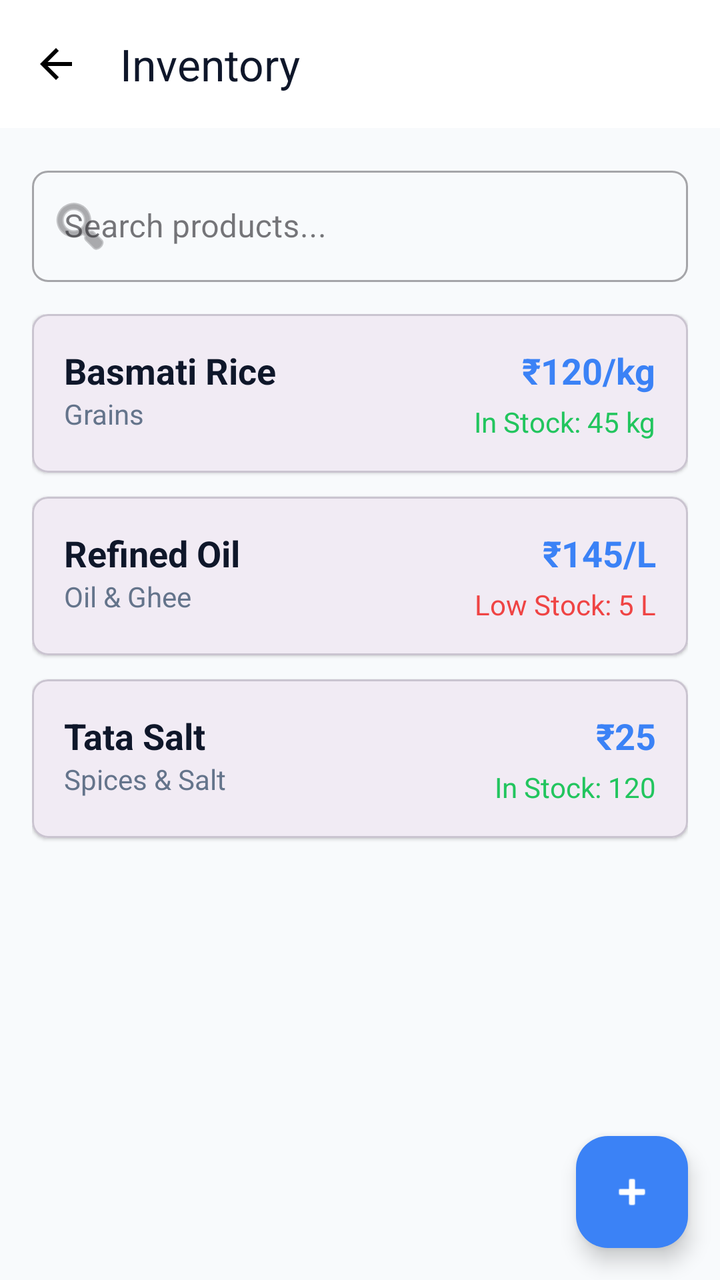
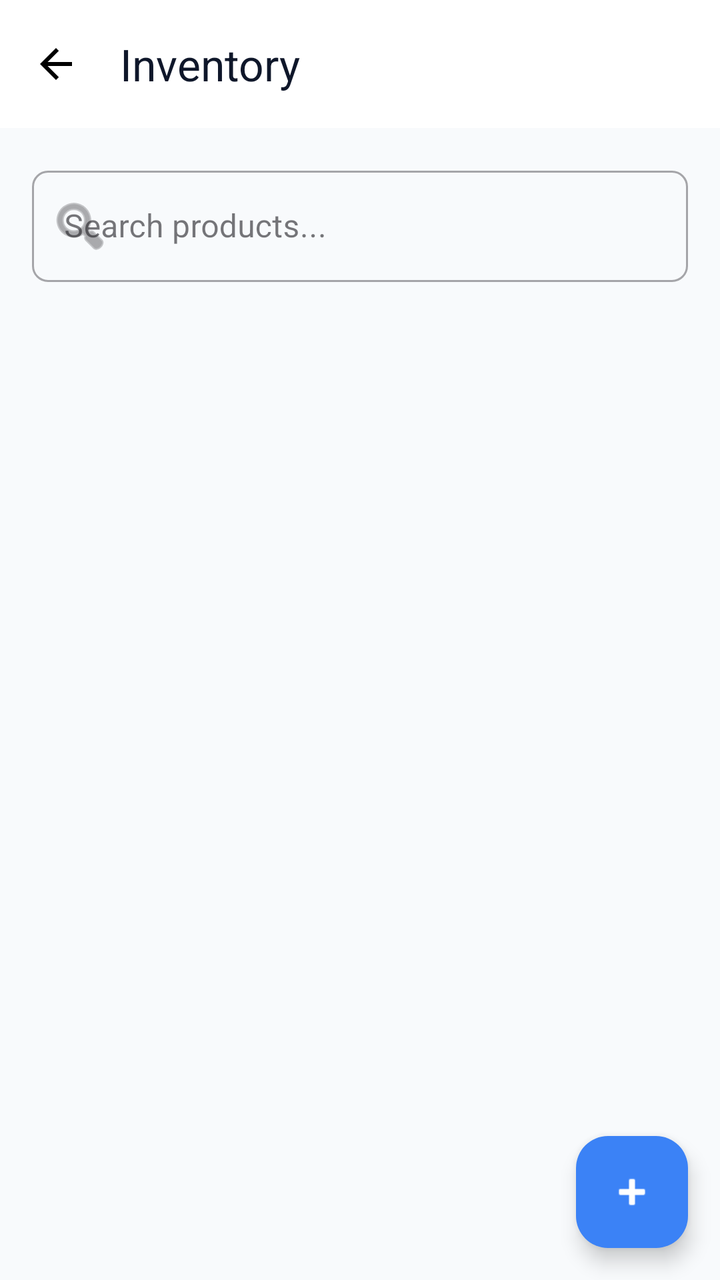

An Android layout rendered at two revisions. The XML below is the earlier revision; the diff shows what the commit changed to produce the second picture.
<!-- AndroidManifest.xml: application theme Theme.ApexplanetTask1 -->
<!-- res/layout/activity_products.xml -->
<?xml version="1.0" encoding="utf-8"?>
<androidx.constraintlayout.widget.ConstraintLayout xmlns:android="http://schemas.android.com/apk/res/android"
    xmlns:app="http://schemas.android.com/apk/res-auto"
    xmlns:tools="http://schemas.android.com/tools"
    android:layout_width="match_parent"
    android:layout_height="match_parent"
    android:background="@color/background"
    tools:context=".ProductsActivity">

    <com.google.android.material.appbar.AppBarLayout
        android:id="@+id/appBarLayout"
        android:layout_width="match_parent"
        android:layout_height="wrap_content"
        app:layout_constraintTop_toTopOf="parent">

        <com.google.android.material.appbar.MaterialToolbar
            android:id="@+id/toolbar"
            android:layout_width="match_parent"
            android:layout_height="?attr/actionBarSize"
            android:background="@color/surface"
            app:title="Inventory"
            app:titleTextColor="@color/text_main"
            app:navigationIcon="@drawable/ic_back" />
    </com.google.android.material.appbar.AppBarLayout>

    <com.google.android.material.textfield.TextInputLayout
        android:id="@+id/tilSearch"
        style="@style/Widget.MaterialComponents.TextInputLayout.OutlinedBox"
        android:layout_width="match_parent"
        android:layout_height="wrap_content"
        android:layout_margin="@dimen/screen_padding"
        android:hint="Search products..."
        app:boxCornerRadiusBottomEnd="8dp"
        app:boxCornerRadiusBottomStart="8dp"
        app:boxCornerRadiusTopEnd="8dp"
        app:boxCornerRadiusTopStart="8dp"
        app:layout_constraintTop_toBottomOf="@id/appBarLayout"
        app:startIconDrawable="@android:drawable/ic_menu_search">

        <com.google.android.material.textfield.TextInputEditText
            android:id="@+id/etSearch"
            android:layout_width="match_parent"
            android:layout_height="wrap_content"
            android:inputType="text" />
    </com.google.android.material.textfield.TextInputLayout>

    <ScrollView
        android:layout_width="match_parent"
        android:layout_height="0dp"
        app:layout_constraintBottom_toBottomOf="parent"
        app:layout_constraintTop_toBottomOf="@id/tilSearch">

        <LinearLayout
            android:layout_width="match_parent"
            android:layout_height="wrap_content"
            android:orientation="vertical"
            android:padding="@dimen/screen_padding">

            
            <com.google.android.material.card.MaterialCardView
                android:layout_width="match_parent"
                android:layout_height="wrap_content"
                android:layout_marginBottom="12dp"
                app:cardCornerRadius="8dp"
                app:cardElevation="1dp">

                <androidx.constraintlayout.widget.ConstraintLayout
                    android:layout_width="match_parent"
                    android:layout_height="wrap_content"
                    android:padding="16dp">

                    <TextView
                        android:id="@+id/tvProdName1"
                        android:layout_width="0dp"
                        android:layout_height="wrap_content"
                        android:text="Basmati Rice"
                        android:textColor="@color/text_main"
                        android:textSize="18sp"
                        android:textStyle="bold"
                        app:layout_constraintEnd_toStartOf="@+id/tvProdPrice1"
                        app:layout_constraintStart_toStartOf="parent"
                        app:layout_constraintTop_toTopOf="parent" />

                    <TextView
                        android:id="@+id/tvProdCat1"
                        android:layout_width="wrap_content"
                        android:layout_height="wrap_content"
                        android:text="Grains"
                        android:textColor="@color/text_secondary"
                        android:textSize="14sp"
                        app:layout_constraintStart_toStartOf="parent"
                        app:layout_constraintTop_toBottomOf="@id/tvProdName1" />

                    <TextView
                        android:id="@+id/tvProdPrice1"
                        android:layout_width="wrap_content"
                        android:layout_height="wrap_content"
                        android:text="₹120/kg"
                        android:textColor="@color/accent"
                        android:textSize="18sp"
                        android:textStyle="bold"
                        app:layout_constraintEnd_toEndOf="parent"
                        app:layout_constraintTop_toTopOf="parent" />

                    <TextView
                        android:id="@+id/tvProdStock1"
                        android:layout_width="wrap_content"
                        android:layout_height="wrap_content"
                        android:layout_marginTop="4dp"
                        android:text="In Stock: 45 kg"
                        android:textColor="@color/success"
                        android:textSize="14sp"
                        app:layout_constraintEnd_toEndOf="parent"
                        app:layout_constraintTop_toBottomOf="@id/tvProdPrice1" />

                </androidx.constraintlayout.widget.ConstraintLayout>
            </com.google.android.material.card.MaterialCardView>

            
            <com.google.android.material.card.MaterialCardView
                android:layout_width="match_parent"
                android:layout_height="wrap_content"
                android:layout_marginBottom="12dp"
                app:cardCornerRadius="8dp"
                app:cardElevation="1dp">

                <androidx.constraintlayout.widget.ConstraintLayout
                    android:layout_width="match_parent"
                    android:layout_height="wrap_content"
                    android:padding="16dp">

                    <TextView
                        android:id="@+id/tvProdName2"
                        android:layout_width="0dp"
                        android:layout_height="wrap_content"
                        android:text="Refined Oil"
                        android:textColor="@color/text_main"
                        android:textSize="18sp"
                        android:textStyle="bold"
                        app:layout_constraintEnd_toStartOf="@+id/tvProdPrice2"
                        app:layout_constraintStart_toStartOf="parent"
                        app:layout_constraintTop_toTopOf="parent" />

                    <TextView
                        android:id="@+id/tvProdCat2"
                        android:layout_width="wrap_content"
                        android:layout_height="wrap_content"
                        android:text="Oil &amp; Ghee"
                        android:textColor="@color/text_secondary"
                        android:textSize="14sp"
                        app:layout_constraintStart_toStartOf="parent"
                        app:layout_constraintTop_toBottomOf="@id/tvProdName2" />

                    <TextView
                        android:id="@+id/tvProdPrice2"
                        android:layout_width="wrap_content"
                        android:layout_height="wrap_content"
                        android:text="₹145/L"
                        android:textColor="@color/accent"
                        android:textSize="18sp"
                        android:textStyle="bold"
                        app:layout_constraintEnd_toEndOf="parent"
                        app:layout_constraintTop_toTopOf="parent" />

                    <TextView
                        android:id="@+id/tvProdStock2"
                        android:layout_width="wrap_content"
                        android:layout_height="wrap_content"
                        android:layout_marginTop="4dp"
                        android:text="Low Stock: 5 L"
                        android:textColor="@color/error"
                        android:textSize="14sp"
                        app:layout_constraintEnd_toEndOf="parent"
                        app:layout_constraintTop_toBottomOf="@id/tvProdPrice2" />

                </androidx.constraintlayout.widget.ConstraintLayout>
            </com.google.android.material.card.MaterialCardView>

            
            <com.google.android.material.card.MaterialCardView
                android:layout_width="match_parent"
                android:layout_height="wrap_content"
                android:layout_marginBottom="12dp"
                app:cardCornerRadius="8dp"
                app:cardElevation="1dp">

                <androidx.constraintlayout.widget.ConstraintLayout
                    android:layout_width="match_parent"
                    android:layout_height="wrap_content"
                    android:padding="16dp">

                    <TextView
                        android:id="@+id/tvProdName3"
                        android:layout_width="0dp"
                        android:layout_height="wrap_content"
                        android:text="Tata Salt"
                        android:textColor="@color/text_main"
                        android:textSize="18sp"
                        android:textStyle="bold"
                        app:layout_constraintEnd_toStartOf="@+id/tvProdPrice3"
                        app:layout_constraintStart_toStartOf="parent"
                        app:layout_constraintTop_toTopOf="parent" />

                    <TextView
                        android:id="@+id/tvProdCat3"
                        android:layout_width="wrap_content"
                        android:layout_height="wrap_content"
                        android:text="Spices &amp; Salt"
                        android:textColor="@color/text_secondary"
                        android:textSize="14sp"
                        app:layout_constraintStart_toStartOf="parent"
                        app:layout_constraintTop_toBottomOf="@id/tvProdName3" />

                    <TextView
                        android:id="@+id/tvProdPrice3"
                        android:layout_width="wrap_content"
                        android:layout_height="wrap_content"
                        android:text="₹25"
                        android:textColor="@color/accent"
                        android:textSize="18sp"
                        android:textStyle="bold"
                        app:layout_constraintEnd_toEndOf="parent"
                        app:layout_constraintTop_toTopOf="parent" />

                    <TextView
                        android:id="@+id/tvProdStock3"
                        android:layout_width="wrap_content"
                        android:layout_height="wrap_content"
                        android:layout_marginTop="4dp"
                        android:text="In Stock: 120"
                        android:textColor="@color/success"
                        android:textSize="14sp"
                        app:layout_constraintEnd_toEndOf="parent"
                        app:layout_constraintTop_toBottomOf="@id/tvProdPrice3" />

                </androidx.constraintlayout.widget.ConstraintLayout>
            </com.google.android.material.card.MaterialCardView>

        </LinearLayout>
    </ScrollView>

    <com.google.android.material.floatingactionbutton.FloatingActionButton
        android:id="@+id/fabAddProduct"
        android:layout_width="wrap_content"
        android:layout_height="wrap_content"
        android:layout_margin="16dp"
        android:backgroundTint="@color/accent"
        app:layout_constraintBottom_toBottomOf="parent"
        app:layout_constraintEnd_toEndOf="parent"
        app:srcCompat="@android:drawable/ic_input_add"
        app:tint="@color/white" />

</androidx.constraintlayout.widget.ConstraintLayout>
<!-- resources referenced by this layout -->
<resources>
  <color name="accent">#3B82F6</color>
  <color name="background">#F8FAFC</color>
  <color name="error">#EF4444</color>
  <color name="success">#22C55E</color>
  <color name="surface">#FFFFFF</color>
  <color name="text_main">#0F172A</color>
  <color name="text_secondary">#64748B</color>
  <color name="white">#FFFFFFFF</color>
  <dimen name="screen_padding">16dp</dimen>
  <!-- drawable ic_back (drawable) -->
  <vector xmlns:android="http://schemas.android.com/apk/res/android"
      android:width="24dp"
      android:height="24dp"
      android:viewportWidth="24"
      android:viewportHeight="24">
    <path
        android:fillColor="@color/black"
        android:pathData="M20,11H7.83l5.59,-5.59L12,4l-8,8 8,8 1.41,-1.41L7.83,13H20v-2z"/>
  </vector>
  <style name="Theme.ApexplanetTask1" parent="Base.Theme.ApexplanetTask1" />
  <color name="black">#FF000000</color>
  <style name="Base.Theme.ApexplanetTask1" parent="Theme.Material3.DayNight.NoActionBar">
          
          <item name="colorPrimary">@color/primary</item>
          <item name="colorPrimaryVariant">@color/primary_light</item>
          <item name="colorOnPrimary">@color/white</item>
          
          <item name="colorSecondary">@color/accent</item>
          <item name="colorSecondaryVariant">@color/accent</item>
          <item name="colorOnSecondary">@color/white</item>
          
          <item name="android:statusBarColor">@color/surface</item>
          <item name="android:windowLightStatusBar">true</item>
          
          <item name="android:windowBackground">@color/background</item>
      </style>
  <color name="primary">#0F172A</color>
  <color name="primary_light">#1E293B</color>
</resources>

<!-- the commit's change to res/layout/activity_products.xml (unified diff, before → after) -->
@@ -44,200 +44,53 @@
             android:inputType="text" />
     </com.google.android.material.textfield.TextInputLayout>
 
-    <ScrollView
+    <androidx.recyclerview.widget.RecyclerView
+        android:id="@+id/rvProducts"
         android:layout_width="match_parent"
         android:layout_height="0dp"
+        android:paddingHorizontal="@dimen/screen_padding"
+        android:clipToPadding="false"
         app:layout_constraintBottom_toBottomOf="parent"
-        app:layout_constraintTop_toBottomOf="@id/tilSearch">
+        app:layout_constraintTop_toBottomOf="@id/tilSearch"
+        tools:listitem="@layout/item_product" />
 
-        <LinearLayout
-            android:layout_width="match_parent"
+    <ProgressBar
+        android:id="@+id/progressBar"
+        android:layout_width="wrap_content"
+        android:layout_height="wrap_content"
+        android:visibility="gone"
+        app:layout_constraintBottom_toBottomOf="parent"
+        app:layout_constraintEnd_toEndOf="parent"
+        app:layout_constraintStart_toStartOf="parent"
+        app:layout_constraintTop_toTopOf="parent" />
+
+    <LinearLayout
+        android:id="@+id/errorLayout"
+        android:layout_width="wrap_content"
+        android:layout_height="wrap_content"
+        android:gravity="center"
+        android:orientation="vertical"
+        android:visibility="gone"
+        app:layout_constraintBottom_toBottomOf="parent"
+        app:layout_constraintEnd_toEndOf="parent"
+        app:layout_constraintStart_toStartOf="parent"
+        app:layout_constraintTop_toTopOf="parent">
+
+        <TextView
+            android:id="@+id/tvError"
+            android:layout_width="wrap_content"
             android:layout_height="wrap_content"
-            android:orientation="vertical"
-            android:padding="@dimen/screen_padding">
+            android:text="Something went wrong"
+            android:textColor="@color/text_secondary" />
 
-            
-            <com.google.android.material.card.MaterialCardView
-                android:layout_width="match_parent"
-                android:layout_height="wrap_content"
-                android:layout_marginBottom="12dp"
-                app:cardCornerRadius="8dp"
-                app:cardElevation="1dp">
-
-                <androidx.constraintlayout.widget.ConstraintLayout
-                    android:layout_width="match_parent"
-                    android:layout_height="wrap_content"
-                    android:padding="16dp">
-
-                    <TextView
-                        android:id="@+id/tvProdName1"
-                        android:layout_width="0dp"
-                        android:layout_height="wrap_content"
-                        android:text="Basmati Rice"
-                        android:textColor="@color/text_main"
-                        android:textSize="18sp"
-                        android:textStyle="bold"
-                        app:layout_constraintEnd_toStartOf="@+id/tvProdPrice1"
-                        app:layout_constraintStart_toStartOf="parent"
-                        app:layout_constraintTop_toTopOf="parent" />
-
-                    <TextView
-                        android:id="@+id/tvProdCat1"
-                        android:layout_width="wrap_content"
-                        android:layout_height="wrap_content"
-                        android:text="Grains"
-                        android:textColor="@color/text_secondary"
-                        android:textSize="14sp"
-                        app:layout_constraintStart_toStartOf="parent"
-                        app:layout_constraintTop_toBottomOf="@id/tvProdName1" />
-
-                    <TextView
-                        android:id="@+id/tvProdPrice1"
-                        android:layout_width="wrap_content"
-                        android:layout_height="wrap_content"
-                        android:text="₹120/kg"
-                        android:textColor="@color/accent"
-                        android:textSize="18sp"
-                        android:textStyle="bold"
-                        app:layout_constraintEnd_toEndOf="parent"
-                        app:layout_constraintTop_toTopOf="parent" />
-
-                    <TextView
-                        android:id="@+id/tvProdStock1"
-                        android:layout_width="wrap_content"
-                        android:layout_height="wrap_content"
-                        android:layout_marginTop="4dp"
-                        android:text="In Stock: 45 kg"
-                        android:textColor="@color/success"
-                        android:textSize="14sp"
-                        app:layout_constraintEnd_toEndOf="parent"
-                        app:layout_constraintTop_toBottomOf="@id/tvProdPrice1" />
-
-                </androidx.constraintlayout.widget.ConstraintLayout>
-            </com.google.android.material.card.MaterialCardView>
-
-            
-            <com.google.android.material.card.MaterialCardView
-                android:layout_width="match_parent"
-                android:layout_height="wrap_content"
-                android:layout_marginBottom="12dp"
-                app:cardCornerRadius="8dp"
-                app:cardElevation="1dp">
-
-                <androidx.constraintlayout.widget.ConstraintLayout
-                    android:layout_width="match_parent"
-                    android:layout_height="wrap_content"
-                    android:padding="16dp">
-
-                    <TextView
-                        android:id="@+id/tvProdName2"
-                        android:layout_width="0dp"
-                        android:layout_height="wrap_content"
-                        android:text="Refined Oil"
-                        android:textColor="@color/text_main"
-                        android:textSize="18sp"
-                        android:textStyle="bold"
-                        app:layout_constraintEnd_toStartOf="@+id/tvProdPrice2"
-                        app:layout_constraintStart_toStartOf="parent"
-                        app:layout_constraintTop_toTopOf="parent" />
-
-                    <TextView
-                        android:id="@+id/tvProdCat2"
-                        android:layout_width="wrap_content"
-                        android:layout_height="wrap_content"
-                        android:text="Oil &amp; Ghee"
-                        android:textColor="@color/text_secondary"
-                        android:textSize="14sp"
-                        app:layout_constraintStart_toStartOf="parent"
-                        app:layout_constraintTop_toBottomOf="@id/tvProdName2" />
-
-                    <TextView
-                        android:id="@+id/tvProdPrice2"
-                        android:layout_width="wrap_content"
-                        android:layout_height="wrap_content"
-                        android:text="₹145/L"
-                        android:textColor="@color/accent"
-                        android:textSize="18sp"
-                        android:textStyle="bold"
-                        app:layout_constraintEnd_toEndOf="parent"
-                        app:layout_constraintTop_toTopOf="parent" />
-
-                    <TextView
-                        android:id="@+id/tvProdStock2"
-                        android:layout_width="wrap_content"
-                        android:layout_height="wrap_content"
-                        android:layout_marginTop="4dp"
-                        android:text="Low Stock: 5 L"
-                        android:textColor="@color/error"
-                        android:textSize="14sp"
-                        app:layout_constraintEnd_toEndOf="parent"
-                        app:layout_constraintTop_toBottomOf="@id/tvProdPrice2" />
-
-                </androidx.constraintlayout.widget.ConstraintLayout>
-            </com.google.android.material.card.MaterialCardView>
-
-            
-            <com.google.android.material.card.MaterialCardView
-                android:layout_width="match_parent"
-                android:layout_height="wrap_content"
-                android:layout_marginBottom="12dp"
-                app:cardCornerRadius="8dp"
-                app:cardElevation="1dp">
-
-                <androidx.constraintlayout.widget.ConstraintLayout
-                    android:layout_width="match_parent"
-                    android:layout_height="wrap_content"
-                    android:padding="16dp">
-
-                    <TextView
-                        android:id="@+id/tvProdName3"
-                        android:layout_width="0dp"
-                        android:layout_height="wrap_content"
-                        android:text="Tata Salt"
-                        android:textColor="@color/text_main"
-                        android:textSize="18sp"
-                        android:textStyle="bold"
-                        app:layout_constraintEnd_toStartOf="@+id/tvProdPrice3"
-                        app:layout_constraintStart_toStartOf="parent"
-                        app:layout_constraintTop_toTopOf="parent" />
-
-                    <TextView
-                        android:id="@+id/tvProdCat3"
-                        android:layout_width="wrap_content"
-                        android:layout_height="wrap_content"
-                        android:text="Spices &amp; Salt"
-                        android:textColor="@color/text_secondary"
-                        android:textSize="14sp"
-                        app:layout_constraintStart_toStartOf="parent"
-                        app:layout_constraintTop_toBottomOf="@id/tvProdName3" />
-
-                    <TextView
-                        android:id="@+id/tvProdPrice3"
-                        android:layout_width="wrap_content"
-                        android:layout_height="wrap_content"
-                        android:text="₹25"
-                        android:textColor="@color/accent"
-                        android:textSize="18sp"
-                        android:textStyle="bold"
-                        app:layout_constraintEnd_toEndOf="parent"
-                        app:layout_constraintTop_toTopOf="parent" />
-
-                    <TextView
-                        android:id="@+id/tvProdStock3"
-                        android:layout_width="wrap_content"
-                        android:layout_height="wrap_content"
-                        android:layout_marginTop="4dp"
-                        android:text="In Stock: 120"
-                        android:textColor="@color/success"
-                        android:textSize="14sp"
-                        app:layout_constraintEnd_toEndOf="parent"
-                        app:layout_constraintTop_toBottomOf="@id/tvProdPrice3" />
-
-                </androidx.constraintlayout.widget.ConstraintLayout>
-            </com.google.android.material.card.MaterialCardView>
-
-        </LinearLayout>
-    </ScrollView>
+        <Button
+            android:id="@+id/btnRetry"
+            style="@style/Widget.MaterialComponents.Button.TextButton"
+            android:layout_width="wrap_content"
+            android:layout_height="wrap_content"
+            android:text="Retry"
+            android:textColor="@color/accent" />
+    </LinearLayout>
 
     <com.google.android.material.floatingactionbutton.FloatingActionButton
         android:id="@+id/fabAddProduct"
@@ -251,3 +104,63 @@
         app:tint="@color/white" />
 
 </androidx.constraintlayout.widget.ConstraintLayout>
+<!-- res/layout/item_product.xml (included above) -->
+<?xml version="1.0" encoding="utf-8"?>
+<com.google.android.material.card.MaterialCardView xmlns:android="http://schemas.android.com/apk/res/android"
+    xmlns:app="http://schemas.android.com/apk/res-auto"
+    android:layout_width="match_parent"
+    android:layout_height="wrap_content"
+    android:layout_marginBottom="12dp"
+    app:cardCornerRadius="8dp"
+    app:cardElevation="1dp">
+
+    <androidx.constraintlayout.widget.ConstraintLayout
+        android:layout_width="match_parent"
+        android:layout_height="wrap_content"
+        android:padding="16dp">
+
+        <TextView
+            android:id="@+id/tvProdName"
+            android:layout_width="0dp"
+            android:layout_height="wrap_content"
+            android:text="Product Name"
+            android:textColor="@color/text_main"
+            android:textSize="18sp"
+            android:textStyle="bold"
+            app:layout_constraintEnd_toStartOf="@+id/tvProdPrice"
+            app:layout_constraintStart_toStartOf="parent"
+            app:layout_constraintTop_toTopOf="parent" />
+
+        <TextView
+            android:id="@+id/tvProdCat"
+            android:layout_width="wrap_content"
+            android:layout_height="wrap_content"
+            android:text="Category"
+            android:textColor="@color/text_secondary"
+            android:textSize="14sp"
+            app:layout_constraintStart_toStartOf="parent"
+            app:layout_constraintTop_toBottomOf="@id/tvProdName" />
+
+        <TextView
+            android:id="@+id/tvProdPrice"
+            android:layout_width="wrap_content"
+            android:layout_height="wrap_content"
+            android:text="₹0.00"
+            android:textColor="@color/accent"
+            android:textSize="18sp"
+            android:textStyle="bold"
+            app:layout_constraintEnd_toEndOf="parent"
+            app:layout_constraintTop_toTopOf="parent" />
+
+        <TextView
+            android:id="@+id/tvProdStock"
+            android:layout_width="wrap_content"
+            android:layout_height="wrap_content"
+            android:layout_marginTop="4dp"
+            android:text="Stock: 0"
+            android:textSize="14sp"
+            app:layout_constraintEnd_toEndOf="parent"
+            app:layout_constraintTop_toBottomOf="@id/tvProdPrice" />
+
+    </androidx.constraintlayout.widget.ConstraintLayout>
+</com.google.android.material.card.MaterialCardView>
<!-- resource entries referenced after the edit -->
@@ -2,8 +2,6 @@
 <resources>
   <color name="accent">#3B82F6</color>
   <color name="background">#F8FAFC</color>
-  <color name="error">#EF4444</color>
-  <color name="success">#22C55E</color>
   <color name="surface">#FFFFFF</color>
   <color name="text_main">#0F172A</color>
   <color name="text_secondary">#64748B</color>
